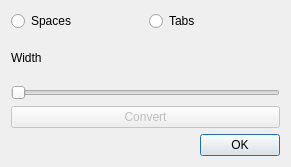
This is enki/plugins/editortoolbar/IndentationDialog.ui in andreikop/enki as Qt 5 draws it before an edit. The edited form follows.
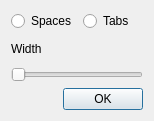
This is the edited form.

Commit message: Remove Convert button from the indentation dialog

```diff
--- a/enki/plugins/editortoolbar/IndentationDialog.ui
+++ b/enki/plugins/editortoolbar/IndentationDialog.ui
@@ -6,8 +6,8 @@
    <rect>
     <x>0</x>
     <y>0</y>
-    <width>291</width>
-    <height>167</height>
+    <width>154</width>
+    <height>121</height>
    </rect>
   </property>
   <property name="windowTitle">
@@ -52,16 +52,6 @@
      </property>
     </widget>
    </item>
-   <item>
-    <widget class="QPushButton" name="_convertButton">
-     <property name="enabled">
-      <bool>false</bool>
-     </property>
-     <property name="text">
-      <string>Convert</string>
-     </property>
-    </widget>
-   </item>
    <item>
     <widget class="QDialogButtonBox" name="buttonBox">
      <property name="orientation">
```
The commit also changes 1 other file.
